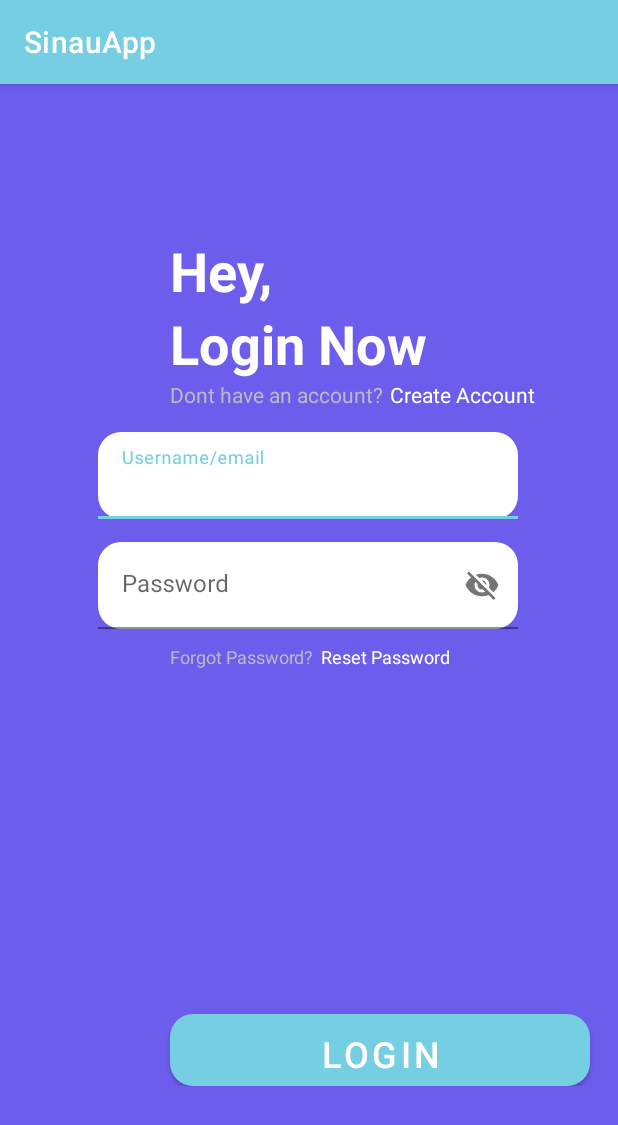
After one commit to bintangmadani/SinauApp, an Android app: the LoginActivity screen opened directly, with no data from a screen before it, on a phone screen of 412 x 824 dp. The commit adds this screen. Shown: the top 1125 px of the screen. Run offline under Robolectric (Android 15) with nearby library versions, the phone set to English and light mode, and no system bars.

Commit message:
saya baru saja menambahkan halaman login, splashscreen dan get started

```diff
--- /dev/null
+++ b/app/src/main/java/com/ujikom/sinauapp/LoginActivity.kt
@@ -0,0 +1,11 @@
+package com.ujikom.sinauapp
+
+import androidx.appcompat.app.AppCompatActivity
+import android.os.Bundle
+
+class LoginActivity : AppCompatActivity() {
+    override fun onCreate(savedInstanceState: Bundle?) {
+        super.onCreate(savedInstanceState)
+        setContentView(R.layout.activity_login)
+    }
+}
--- /dev/null
+++ b/app/src/main/res/drawable/radius_getback.xml
@@ -0,0 +1,5 @@
+<?xml version="1.0" encoding="utf-8"?>
+<shape xmlns:android="http://schemas.android.com/apk/res/android">
+    <corners  android:radius="45dp"/>
+    <solid android:color="@color/white"></solid>
+</shape>
--- /dev/null
+++ b/app/src/main/res/drawable/radius_getstarted.xml
@@ -0,0 +1,5 @@
+<?xml version="1.0" encoding="utf-8"?>
+<shape xmlns:android="http://schemas.android.com/apk/res/android">
+    <corners  android:radius="15dp"/>
+    <solid android:color="@color/purple"></solid>
+</shape>
--- /dev/null
+++ b/app/src/main/res/drawable/radius_text_input.xml
@@ -0,0 +1,5 @@
+<?xml version="1.0" encoding="utf-8"?>
+<shape xmlns:android="http://schemas.android.com/apk/res/android">
+    <corners  android:radius="15dp"/>
+    <solid android:color="@color/white"></solid>
+</shape>
--- /dev/null
+++ b/app/src/main/res/drawable/rounded_courner.xml
@@ -0,0 +1,5 @@
+<?xml version="1.0" encoding="utf-8"?>
+<shape xmlns:android="http://schemas.android.com/apk/res/android">
+    <corners  android:radius="15dp"/>
+    <solid android:color="@color/purple"></solid>
+</shape>
--- /dev/null
+++ b/app/src/main/res/layout/activity_login.xml
@@ -0,0 +1,156 @@
+<?xml version="1.0" encoding="utf-8"?>
+<androidx.constraintlayout.widget.ConstraintLayout xmlns:android="http://schemas.android.com/apk/res/android"
+    xmlns:app="http://schemas.android.com/apk/res-auto"
+    xmlns:tools="http://schemas.android.com/tools"
+    android:layout_width="match_parent"
+    android:layout_height="match_parent"
+    android:background="@color/purple"
+    tools:context=".LoginActivity">
+
+    <LinearLayout
+        android:layout_width="match_parent"
+        android:layout_height="wrap_content"
+        android:orientation="vertical"
+        tools:ignore="MissingConstraints">
+
+        <TextView
+            android:id="@+id/textHey"
+            android:layout_width="wrap_content"
+            android:layout_height="wrap_content"
+            android:layout_marginStart="170px"
+            android:layout_marginTop="100dp"
+            android:text="@string/Hey"
+            android:textAlignment="viewStart"
+            android:textColor="#FFFFFF"
+            android:textSize="36sp"
+            android:textStyle="bold"/>
+
+        <TextView
+            android:id="@+id/textLogin"
+            android:layout_width="wrap_content"
+            android:layout_height="wrap_content"
+            android:layout_marginStart="170px"
+            android:text="@string/login_now"
+            android:textColor="@color/white"
+            android:textSize="36sp"
+            android:textStyle="bold" />
+
+        <LinearLayout
+            android:layout_width="match_parent"
+            android:layout_height="wrap_content"
+            android:orientation="horizontal"
+            tools:ignore="MissingConstraints">
+
+            <TextView
+                android:id="@+id/txtHaveAcc"
+                android:layout_width="wrap_content"
+                android:layout_height="wrap_content"
+                android:text="@string/dont_have_an_account"
+                android:layout_marginStart="170px"
+                android:textStyle="normal"
+                android:textColor="@color/gray"
+                android:textSize="14sp"
+                tools:ignore="MissingConstraints" />
+
+            <TextView
+                android:id="@+id/txtCRTacc"
+                android:layout_width="wrap_content"
+                android:layout_height="wrap_content"
+                android:layout_marginStart="7px"
+                android:text="@string/create_account"
+                android:textColor="@color/white"/>
+        </LinearLayout>
+
+    <LinearLayout
+        android:layout_width="wrap_content"
+        android:layout_height="wrap_content"
+        android:orientation="vertical"
+        android:layout_marginTop="15dp"
+        tools:ignore="MissingConstraints">
+
+        <com.google.android.material.textfield.TextInputLayout
+            android:id="@+id/txtINPuser"
+            android:layout_width="wrap_content"
+            android:layout_height="wrap_content"
+            android:layout_marginStart="65dp">
+
+
+            <com.google.android.material.textfield.TextInputEditText
+                android:id="@+id/edtUserEmail"
+                android:layout_width="280dp"
+                android:layout_height="58dp"
+                android:hint="@string/username_email"
+                android:background="@drawable/radius_text_input"/>
+
+        </com.google.android.material.textfield.TextInputLayout>
+
+        <LinearLayout
+            android:layout_width="wrap_content"
+            android:layout_height="wrap_content"
+            android:orientation="horizontal">
+
+        <com.google.android.material.textfield.TextInputLayout
+            android:id="@+id/txtINPpass"
+            android:layout_width="wrap_content"
+            android:layout_height="wrap_content"
+            android:layout_marginStart="65dp"
+            android:layout_marginTop="15dp"
+            app:endIconMode="password_toggle">
+
+
+            <com.google.android.material.textfield.TextInputEditText
+                android:id="@+id/txtPW"
+                android:layout_width="280dp"
+                android:layout_height="58dp"
+                android:hint="@string/password"
+                android:background="@drawable/radius_text_input" />
+
+
+        </com.google.android.material.textfield.TextInputLayout>
+
+        </LinearLayout>
+
+    </LinearLayout>
+
+        <LinearLayout
+            android:layout_width="wrap_content"
+            android:layout_height="wrap_content"
+            android:orientation="horizontal"
+            android:layout_marginTop="15px">
+
+            <TextView
+                android:id="@+id/txtForgotPass"
+                android:layout_width="wrap_content"
+                android:layout_height="wrap_content"
+                android:text="@string/forgot_password"
+                android:textSize="12sp"
+                android:textColor="@color/gray"
+                android:layout_marginStart="170px" />
+
+            <TextView
+                android:id="@+id/txtResetPass"
+                android:layout_width="wrap_content"
+                android:layout_height="wrap_content"
+                android:text="@string/reset_password"
+                android:textSize="12sp"
+                android:textColor="@color/white"
+                android:layout_marginStart="7px"/>
+
+        </LinearLayout>
+
+        <Button
+            android:id="@+id/btnLogin"
+            android:layout_width="280dp"
+            android:layout_height="48dp"
+            android:layout_marginStart="170px"
+            android:layout_marginTop="230dp"
+            android:background="@drawable/rounded_courner"
+            android:text="@string/login"
+            android:textSize="24sp"
+            android:gravity="center"
+            tools:ignore="MissingConstraints" />
+
+    </LinearLayout>
+
+
+</androidx.constraintlayout.widget.ConstraintLayout>
--- a/app/src/main/res/values-night/themes.xml
+++ b/app/src/main/res/values-night/themes.xml
@@ -2,7 +2,7 @@
     <!-- Base application theme. -->
     <style name="Theme.SinauApp" parent="Theme.MaterialComponents.DayNight.DarkActionBar">
         <!-- Primary brand color. -->
-        <item name="colorPrimary">@color/purple_200</item>
+        <item name="colorPrimary">#75CEE1</item>
         <item name="colorPrimaryVariant">@color/purple_700</item>
         <item name="colorOnPrimary">@color/black</item>
         <!-- Secondary brand color. -->
--- a/app/src/main/res/values/colors.xml
+++ b/app/src/main/res/values/colors.xml
@@ -7,4 +7,7 @@
     <color name="teal_700">#FF018786</color>
     <color name="black">#FF000000</color>
     <color name="white">#FFFFFFFF</color>
+    <color name="purple">#6C5DED</color>
+    <color name="gray">#B9BAC0</color>
+    <color name="colorPrimary">#75CEE1</color>
 </resources>
--- a/app/src/main/res/values/strings.xml
+++ b/app/src/main/res/values/strings.xml
@@ -1,3 +1,15 @@
 <resources>
     <string name="app_name">SinauApp</string>
+    <string name="Hey">Hey,</string>
+    <string name="login_now">Login Now</string>
+    <string name="dont_have_an_account">Dont have an account?</string>
+    <string name="create_account">Create Account</string>
+    <string name="username_email">Username/email</string>
+    <string name="password">Password</string>
+    <string name="forgot_password">Forgot Password?</string>
+    <string name="reset_password">Reset Password</string>
+    <string name="login">Login</string>
+    <string name="discover_your_next_skill">Discover your next skill</string>
+    <string name="discover_the_things_you_want_to">Discover the things you want to</string>
+    <string name="learn_anything_you_want">learn anything you want</string>
 </resources>
--- a/app/src/main/res/values/themes.xml
+++ b/app/src/main/res/values/themes.xml
@@ -2,7 +2,7 @@
     <!-- Base application theme. -->
     <style name="Theme.SinauApp" parent="Theme.MaterialComponents.DayNight.DarkActionBar">
         <!-- Primary brand color. -->
-        <item name="colorPrimary">@color/purple_500</item>
+        <item name="colorPrimary">#75CEE1</item>
         <item name="colorPrimaryVariant">@color/purple_700</item>
         <item name="colorOnPrimary">@color/white</item>
         <!-- Secondary brand color. -->
```
Also changed, not shown: app/src/main/AndroidManifest.xml (+9 -0 lines), app/src/main/java/com/ujikom/sinauapp/GetStartedActivity.kt (added, +11 -0 lines), app/src/main/java/com/ujikom/sinauapp/SplashScreenActivity.kt (added, +11 -0 lines), app/src/main/res/layout/activity_get_started.xml (added, +84 -0 lines), app/src/main/res/layout/activity_splash_screen.xml (added, +26 -0 lines), app/src/main/res/drawable/iconget.png (added), app/src/main/res/drawable/sinaulogo.png (added).
